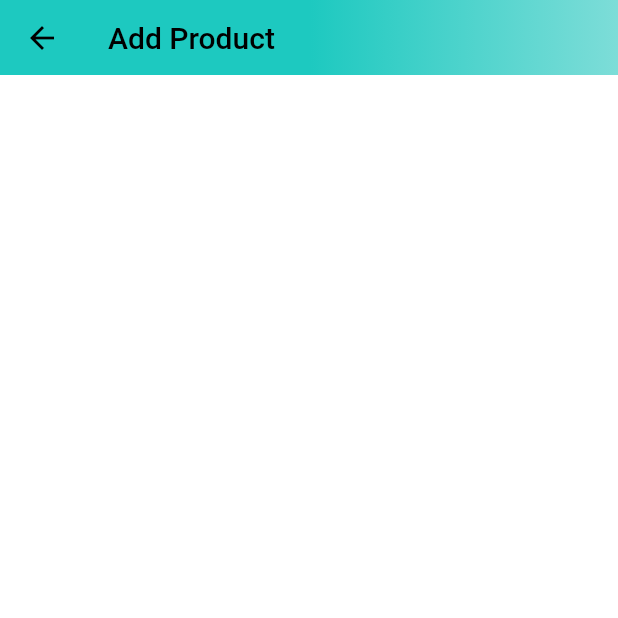
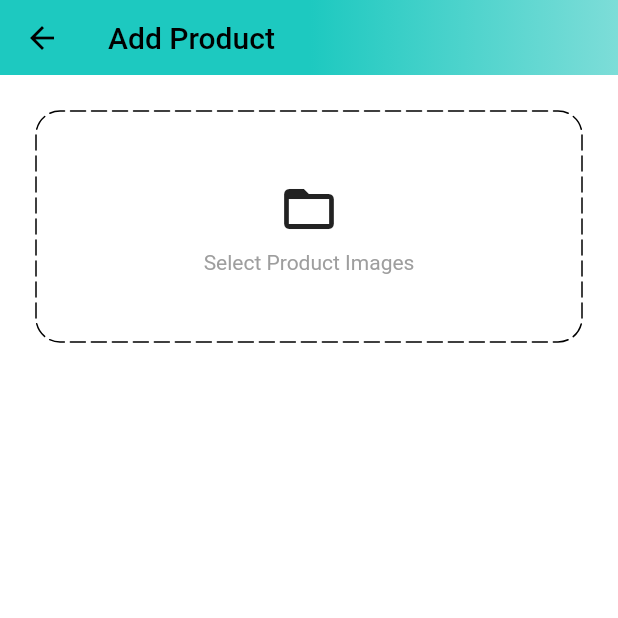
Before and after one commit to prateekthakur272/amazon_flutter_clone, a Flutter app: the AddProductScreen screen opened by its route, on a phone screen of 412 x 824 dp, the top half of it. Run offline on Flutter 3.47's test engine with Material 3 defaults, Android fonts, the phone set to English and light mode, and no system bars; drawn by our look-alikes of dotted_border; our stand-ins replace badges, carousel_slider, shared_preferences; accounts and stored records are empty; network calls fail.

Commit message:
add image area

```diff
--- a/lib/screens/admin_screen/add_product.dart
+++ b/lib/screens/admin_screen/add_product.dart
@@ -1,4 +1,6 @@
+import 'package:amazon_flutter_clone/constants/constants.dart';
 import 'package:amazon_flutter_clone/constants/global_variables.dart';
+import 'package:dotted_border/dotted_border.dart';
 import 'package:flutter/material.dart';
 
 class AddProductScreen extends StatefulWidget {
@@ -14,16 +16,47 @@ class _AddProductScreenState extends State<AddProductScreen> {
   Widget build(BuildContext context) {
     return Scaffold(
       appBar: PreferredSize(
-          preferredSize: const Size.fromHeight(50), child: AppBar(
-            title: const Text('Add Product', style: TextStyle(color: Colors.black),),
-            backgroundColor: Colors.black,
-            flexibleSpace: Container(
-              decoration: const BoxDecoration(
-                gradient: GlobalVariables.appBarGradient
-              ),
-            ),
+        preferredSize: const Size.fromHeight(50),
+        child: AppBar(
+          title: const Text(
+            'Add Product',
+            style: TextStyle(color: Colors.black),
+          ),
+          backgroundColor: Colors.black,
+          flexibleSpace: Container(
+            decoration:
+                const BoxDecoration(gradient: GlobalVariables.appBarGradient),
           ),
         ),
+      ),
+      body: SingleChildScrollView(
+        padding: const EdgeInsets.all(24),
+        child: Form(
+            child: Column(
+          children: [
+            DottedBorder(
+              radius: const Radius.circular(16),
+              borderType: BorderType.RRect,
+              dashPattern: const [10, 4],
+              strokeCap: StrokeCap.round,
+                child: Container(
+              width: double.infinity,
+              height: 150,
+              decoration:
+                  BoxDecoration(borderRadius: BorderRadius.circular(16)),
+                  child: const Column(
+                    mainAxisAlignment: MainAxisAlignment.center,
+                    children: [
+                      Icon(Icons.folder_open, size: 40,),
+                      space8,
+                      Text('Select Product Images', style: TextStyle(color: Colors.grey),)
+                    ],
+                  ),
+            ),
+            )
+          ],
+        )),
+      ),
     );
   }
 }
--- a/pubspec.yaml
+++ b/pubspec.yaml
@@ -40,6 +40,7 @@ dependencies:
   shared_preferences: ^2.2.2
   badges: ^3.1.2
   carousel_slider: ^4.2.1
+  dotted_border: ^2.1.0
 
 dev_dependencies:
   flutter_test:
```
Also changed, not shown: pubspec.lock.
